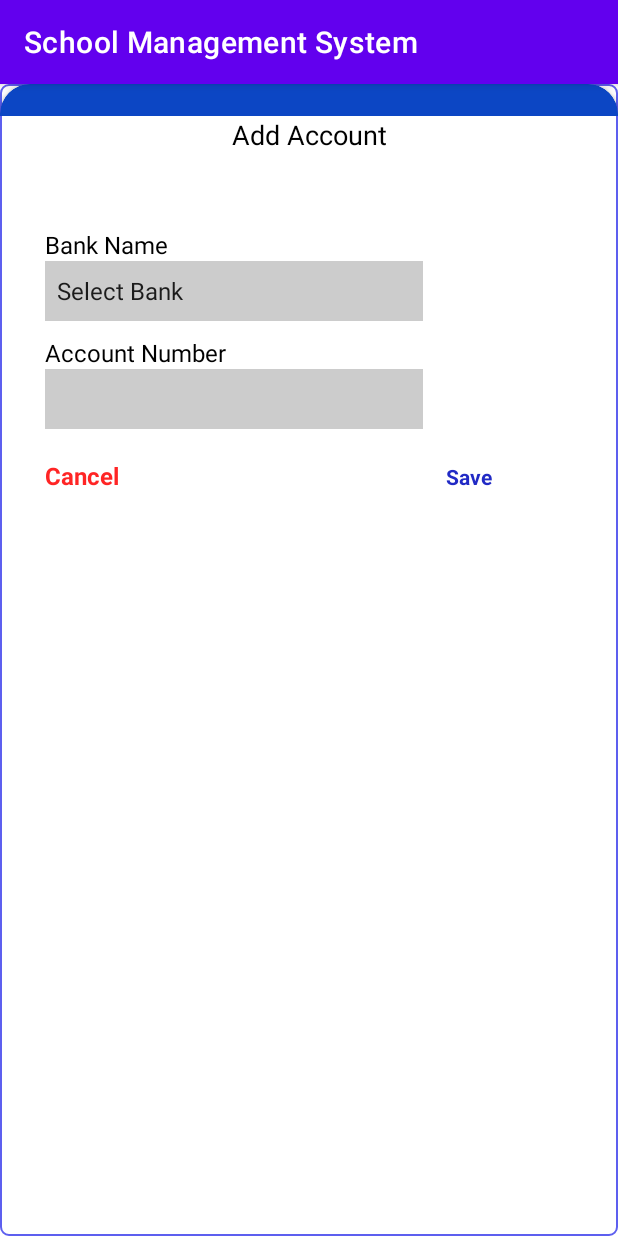
After one commit to User-Experience-Design-SE3050-2021/se3050---uee-2021s2_reg_we_36, an Android app: the AddAccount screen opened directly, with no data from a screen before it, on a phone screen of 412 x 824 dp. The commit adds this screen. Run offline under Robolectric (Android 15) with nearby library versions, the phone set to English and light mode, and no system bars; Roboto replaces fonts that are not available here.

Commit message:
add account page done

```diff
--- /dev/null
+++ b/app/src/main/java/com/example/schoolmanagment/AddAccount.java
@@ -0,0 +1,14 @@
+package com.example.schoolmanagment;
+
+import androidx.appcompat.app.AppCompatActivity;
+
+import android.os.Bundle;
+
+public class AddAccount extends AppCompatActivity {
+
+    @Override
+    protected void onCreate(Bundle savedInstanceState) {
+        super.onCreate(savedInstanceState);
+        setContentView(R.layout.activity_add_account);
+    }
+}
--- /dev/null
+++ b/app/src/main/res/layout/activity_add_account.xml
@@ -0,0 +1,146 @@
+<?xml version="1.0" encoding="utf-8"?>
+<androidx.constraintlayout.widget.ConstraintLayout xmlns:android="http://schemas.android.com/apk/res/android"
+    xmlns:app="http://schemas.android.com/apk/res-auto"
+    xmlns:tools="http://schemas.android.com/tools"
+    android:layout_width="match_parent"
+    android:layout_height="match_parent"
+    android:background="@drawable/shape"
+    tools:context=".AddAccount">
+
+    <LinearLayout
+        android:layout_width="match_parent"
+        android:layout_height="match_parent"
+        android:orientation="vertical"
+        app:layout_constraintBottom_toBottomOf="parent"
+        app:layout_constraintEnd_toEndOf="parent"
+        app:layout_constraintStart_toStartOf="parent"
+        app:layout_constraintTop_toTopOf="parent">
+
+        <LinearLayout
+            android:layout_width="match_parent"
+            android:layout_height="21dp"
+            android:orientation="vertical">
+
+            <androidx.cardview.widget.CardView
+                android:layout_width="match_parent"
+                android:layout_height="44dp"
+                app:cardBackgroundColor="#0C46C4"
+                app:cardCornerRadius="20dp" >
+
+            </androidx.cardview.widget.CardView>
+
+            <TextView
+                android:id="@+id/textView22"
+                android:layout_width="match_parent"
+                android:layout_height="wrap_content"
+                android:text="TextView" />
+        </LinearLayout>
+
+        <LinearLayout
+            android:layout_width="match_parent"
+            android:layout_height="325dp"
+            android:orientation="vertical">
+
+            <TextView
+                android:id="@+id/textView26"
+                android:layout_width="match_parent"
+                android:layout_height="wrap_content"
+                android:text="Add Account"
+                android:textAlignment="center"
+                android:textColor="@color/black"
+                android:textSize="18sp"/>
+
+            <TextView
+                android:id="@+id/textView24"
+                android:layout_width="match_parent"
+                android:layout_height="wrap_content"
+                android:paddingStart="30dp"
+                android:paddingTop="50dp"
+                android:text="@string/bank"
+                android:textColor="#000000"
+                android:textSize="16sp" />
+
+            <LinearLayout
+                android:layout_width="252dp"
+                android:layout_height="40dp"
+                android:layout_marginStart="30dp"
+                android:layout_marginEnd="30dp"
+                android:background="#fff"
+                android:orientation="horizontal">
+
+                <Spinner
+                    android:id="@+id/spinnerpopclass"
+                    android:layout_width="252dp"
+                    android:layout_height="40dp"
+                    android:background="#cccccc"
+                    android:backgroundTint="#cccccc"
+                    android:entries="@array/bankList"
+                    android:textAlignment="textStart"
+                    tools:ignore="SpeakableTextPresentCheck,TouchTargetSizeCheck" />
+            </LinearLayout>
+
+            <TextView
+                android:id="@+id/textView25"
+                android:layout_width="match_parent"
+                android:layout_height="wrap_content"
+                android:paddingStart="30dp"
+                android:paddingTop="10dp"
+                android:text="@string/accNo"
+                android:textColor="#000000"
+                android:textSize="16sp" />
+
+            <LinearLayout
+                android:layout_width="252dp"
+                android:layout_height="40dp"
+                android:layout_marginStart="30dp"
+                android:layout_marginEnd="30dp"
+                android:background="#fff"
+                android:orientation="horizontal">
+                <EditText
+                    android:id="@+id/spinnersectionpop"
+                    android:background="#cccccc"
+                    android:layout_width="252dp"
+                    android:layout_height="40dp"
+                    android:backgroundTint="#cccccc"
+                    tools:ignore="TouchTargetSizeCheck" />
+            </LinearLayout>
+
+            <LinearLayout
+                android:layout_width="match_parent"
+                android:layout_height="match_parent"
+                android:orientation="horizontal">
+
+                <TextView
+                    android:id="@+id/canceltxt"
+                    android:layout_width="78dp"
+                    android:layout_height="wrap_content"
+                    android:layout_marginStart="20dp"
+                    android:layout_marginTop="10dp"
+                    android:layout_marginEnd="100dp"
+                    android:layout_weight="1"
+                    android:paddingStart="10dp"
+                    android:paddingTop="10dp"
+                    android:text="@android:string/cancel"
+                    android:textColor="#FF2525"
+                    android:textSize="16sp"
+                    android:textStyle="bold" />
+
+                <TextView
+                    android:id="@+id/nexttext"
+                    android:layout_width="wrap_content"
+                    android:layout_height="wrap_content"
+                    android:layout_marginTop="10dp"
+                    android:layout_marginEnd="20dp"
+                    android:layout_weight="1"
+                    android:paddingStart="35dp"
+                    android:paddingTop="10dp"
+                    android:text="@string/saveBtn"
+                    android:textColor="#212AC5"
+                    android:textStyle="bold" />
+            </LinearLayout>
+
+        </LinearLayout>
+
+    </LinearLayout>
+
+</androidx.constraintlayout.widget.ConstraintLayout>
--- a/app/src/main/res/layout/activity_transaction.xml
+++ b/app/src/main/res/layout/activity_transaction.xml
@@ -9,7 +9,7 @@
 
     <Spinner
         android:id="@+id/spinner2"
-        android:layout_width="360dp"
+        android:layout_width="370dp"
         android:layout_height="48dp"
         android:background="@drawable/shape"
         android:entries="@array/accountNum"
--- a/app/src/main/res/values/strings.xml
+++ b/app/src/main/res/values/strings.xml
@@ -43,4 +43,15 @@
         <item>MH87459663</item>
         <item>GF78412596</item>
     </array>
+    <string name="bank">Bank Name</string>
+    <array name="bankList">
+        <item>Select Bank</item>
+        <item>BOC</item>
+        <item>Commercial</item>
+        <item>Sampath</item>
+        <item>NDB</item>
+    </array>
+    <string name="accNo">Account Number</string>
+    <string name="cancelBtn">Cancel</string>
+    <string name="saveBtn">Save</string>
 </resources>
```
